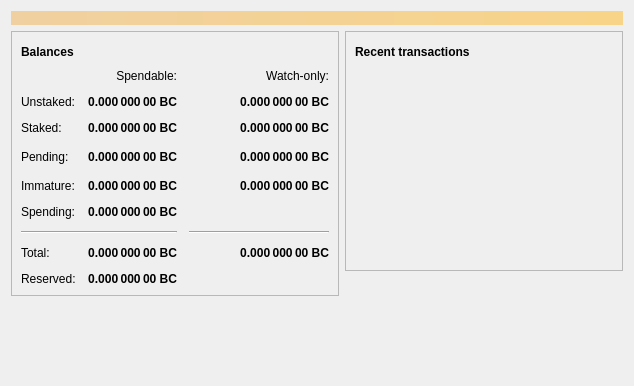
Old version of the form src/qt/forms/overviewpage.ui in the repository Bitcoin-Confidential/BitcoinC-Core.
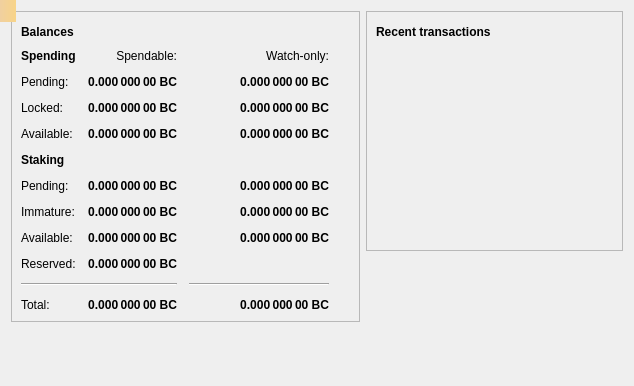
New version of the form. Icons and pictures are not drawn.

Commit message: qt/rpc: Improved balance handling

```diff
--- a/src/qt/forms/overviewpage.ui
+++ b/src/qt/forms/overviewpage.ui
@@ -13,40 +13,19 @@
   <property name="windowTitle">
    <string>Form</string>
   </property>
-  <layout class="QVBoxLayout" name="topLayout">
+  <layout class="QHBoxLayout" name="horizontalLayout_3">
    <item>
-    <widget class="QLabel" name="labelAlerts">
-     <property name="visible">
-      <bool>false</bool>
-     </property>
-     <property name="styleSheet">
-      <string notr="true">QLabel { background-color: qlineargradient(x1: 0, y1: 0, x2: 1, y2: 0, stop:0 #F0D0A0, stop:1 #F8D488); color:#000000; }</string>
-     </property>
-     <property name="wordWrap">
-      <bool>true</bool>
-     </property>
-     <property name="margin">
-      <number>3</number>
-     </property>
-     <property name="textInteractionFlags">
-      <set>Qt::TextSelectableByMouse</set>
-     </property>
-    </widget>
-   </item>
-   <item>
-    <layout class="QHBoxLayout" name="horizontalLayout" stretch="1,1">
-     <item>
-      <layout class="QVBoxLayout" name="verticalLayout_2">
-       <item>
-        <widget class="QFrame" name="frame">
-         <property name="frameShape">
-          <enum>QFrame::StyledPanel</enum>
-         </property>
-         <property name="frameShadow">
-          <enum>QFrame::Raised</enum>
-         </property>
          <layout class="QVBoxLayout" name="verticalLayout_4">
           <item>
+      <widget class="QFrame" name="frame">
+       <property name="frameShape">
+        <enum>QFrame::StyledPanel</enum>
+       </property>
+       <property name="frameShadow">
+        <enum>QFrame::Raised</enum>
+       </property>
+       <layout class="QVBoxLayout" name="verticalLayout_2">
+        <item>
            <layout class="QHBoxLayout" name="horizontalLayout_4">
             <item>
              <widget class="QLabel" name="label_5">
@@ -110,98 +89,12 @@
            </layout>
           </item>
           <item>
+         <layout class="QHBoxLayout" name="horizontalLayout">
+          <item>
            <layout class="QGridLayout" name="gridLayout">
             <property name="spacing">
              <number>12</number>
             </property>
-            <item row="2" column="1">
-             <widget class="QLabel" name="labelStaked">
-              <property name="font">
-               <font>
-                <weight>75</weight>
-                <bold>true</bold>
-               </font>
-              </property>
-              <property name="cursor">
-               <cursorShape>IBeamCursor</cursorShape>
-              </property>
-              <property name="toolTip">
-               <string>Your current staked balance</string>
-              </property>
-              <property name="text">
-               <string notr="true">0.000 000 00 BC</string>
-              </property>
-              <property name="alignment">
-               <set>Qt::AlignRight|Qt::AlignTrailing|Qt::AlignVCenter</set>
-              </property>
-              <property name="textInteractionFlags">
-               <set>Qt::LinksAccessibleByMouse|Qt::TextSelectableByKeyboard|Qt::TextSelectableByMouse</set>
-              </property>
-             </widget>
-            </item>
-            <item row="2" column="2">
-             <widget class="QLabel" name="labelWatchStaked">
-              <property name="font">
-               <font>
-                <weight>75</weight>
-                <bold>true</bold>
-               </font>
-              </property>
-              <property name="cursor">
-               <cursorShape>IBeamCursor</cursorShape>
-              </property>
-              <property name="toolTip">
-               <string>Your current watch-only staked balance</string>
-              </property>
-              <property name="text">
-               <string notr="true">0.000 000 00 BC</string>
-              </property>
-              <property name="alignment">
-               <set>Qt::AlignRight|Qt::AlignTrailing|Qt::AlignVCenter</set>
-              </property>
-              <property name="textInteractionFlags">
-               <set>Qt::LinksAccessibleByMouse|Qt::TextSelectableByKeyboard|Qt::TextSelectableByMouse</set>
-              </property>
-             </widget>
-            </item>
-            <item row="4" column="2">
-             <widget class="QLabel" name="labelWatchImmature">
-              <property name="font">
-               <font>
-                <weight>75</weight>
-                <bold>true</bold>
-               </font>
-              </property>
-              <property name="cursor">
-               <cursorShape>IBeamCursor</cursorShape>
-              </property>
-              <property name="toolTip">
-               <string>Mined balance in watch-only addresses that has not yet matured</string>
-              </property>
-              <property name="text">
-               <string notr="true">0.000 000 00 BC</string>
-              </property>
-              <property name="alignment">
-               <set>Qt::AlignRight|Qt::AlignTrailing|Qt::AlignVCenter</set>
-              </property>
-              <property name="textInteractionFlags">
-               <set>Qt::LinksAccessibleByMouse|Qt::TextSelectableByKeyboard|Qt::TextSelectableByMouse</set>
-              </property>
-             </widget>
-            </item>
-            <item row="3" column="3">
-             <spacer name="horizontalSpacer_2">
-              <property name="orientation">
-               <enum>Qt::Horizontal</enum>
-              </property>
-              <property name="sizeHint" stdset="0">
-               <size>
-                <width>40</width>
-                <height>20</height>
-               </size>
-              </property>
-             </spacer>
-            </item>
             <item row="4" column="1">
              <widget class="QLabel" name="labelImmature">
               <property name="font">
@@ -227,14 +120,34 @@
               </property>
              </widget>
             </item>
-            <item row="3" column="2">
-             <widget class="QLabel" name="labelWatchPending">
+            <item row="0" column="0">
+             <widget class="QLabel" name="label_6">
               <property name="font">
                <font>
                 <weight>75</weight>
                 <bold>true</bold>
                </font>
               </property>
+              <property name="text">
+               <string>Spending</string>
+              </property>
+             </widget>
+            </item>
+            <item row="15" column="0">
+             <widget class="QLabel" name="labelTotalText">
+              <property name="text">
+               <string>Total:</string>
+              </property>
+             </widget>
+            </item>
+            <item row="12" column="1">
+             <widget class="QLabel" name="labelReserved">
+              <property name="font">
+               <font>
+                <weight>75</weight>
+                <bold>true</bold>
+               </font>
+              </property>
               <property name="cursor">
                <cursorShape>IBeamCursor</cursorShape>
               </property>
@@ -252,8 +165,18 @@
               </property>
              </widget>
             </item>
-            <item row="3" column="1">
-             <widget class="QLabel" name="labelUnconfirmed">
+            <item row="0" column="2">
+             <widget class="QLabel" name="labelWatchonly">
+              <property name="text">
+               <string>Watch-only:</string>
+              </property>
+              <property name="alignment">
+               <set>Qt::AlignRight|Qt::AlignTrailing|Qt::AlignVCenter</set>
+              </property>
+             </widget>
+            </item>
+            <item row="15" column="1">
+             <widget class="QLabel" name="labelTotal">
               <property name="font">
                <font>
                 <weight>75</weight>
@@ -277,14 +200,7 @@
               </property>
              </widget>
             </item>
-            <item row="2" column="0">
-             <widget class="QLabel" name="labelStakedText">
-              <property name="text">
-               <string>Staked:</string>
-              </property>
-             </widget>
-            </item>
-            <item row="7" column="2">
+            <item row="14" column="2">
              <widget class="Line" name="lineWatchBalance">
               <property name="sizePolicy">
                <sizepolicy hsizetype="Preferred" vsizetype="Fixed">
@@ -303,7 +219,7 @@
               </property>
              </widget>
             </item>
-            <item row="8" column="2">
+            <item row="15" column="2">
              <widget class="QLabel" name="labelWatchTotal">
               <property name="font">
                <font>
@@ -328,101 +244,13 @@
               </property>
              </widget>
             </item>
-            <item row="8" column="0">
-             <widget class="QLabel" name="labelTotalText">
-              <property name="text">
-               <string>Total:</string>
-              </property>
-             </widget>
-            </item>
-            <item row="8" column="1">
-             <widget class="QLabel" name="labelTotal">
-              <property name="font">
-               <font>
-                <weight>75</weight>
-                <bold>true</bold>
-               </font>
-              </property>
-              <property name="cursor">
-               <cursorShape>IBeamCursor</cursorShape>
-              </property>
-              <property name="toolTip">
-               <string>Your current total balance</string>
-              </property>
-              <property name="text">
-               <string notr="true">0.000 000 00 BC</string>
-              </property>
-              <property name="alignment">
-               <set>Qt::AlignRight|Qt::AlignTrailing|Qt::AlignVCenter</set>
-              </property>
-              <property name="textInteractionFlags">
-               <set>Qt::LinksAccessibleByMouse|Qt::TextSelectableByKeyboard|Qt::TextSelectableByMouse</set>
-              </property>
-             </widget>
-            </item>
-            <item row="0" column="2">
-             <widget class="QLabel" name="labelWatchonly">
-              <property name="text">
-               <string>Watch-only:</string>
-              </property>
-              <property name="alignment">
-               <set>Qt::AlignRight|Qt::AlignTrailing|Qt::AlignVCenter</set>
-              </property>
-             </widget>
-            </item>
-            <item row="7" column="0" colspan="2">
+            <item row="14" column="0" colspan="2">
              <widget class="Line" name="line">
               <property name="orientation">
                <enum>Qt::Horizontal</enum>
               </property>
              </widget>
             </item>
-            <item row="1" column="0">
-             <widget class="QLabel" name="labelBalanceText">
-              <property name="text">
-               <string>Unstaked:</string>
-              </property>
-             </widget>
-            </item>
-            <item row="4" column="0">
-             <widget class="QLabel" name="labelImmatureText">
-              <property name="text">
-               <string>Immature:</string>
-              </property>
-             </widget>
-            </item>
-            <item row="1" column="2">
-             <widget class="QLabel" name="labelWatchAvailable">
-              <property name="font">
-               <font>
-                <weight>75</weight>
-                <bold>true</bold>
-               </font>
-              </property>
-              <property name="cursor">
-               <cursorShape>IBeamCursor</cursorShape>
-              </property>
-              <property name="toolTip">
-               <string>Your current balance in watch-only addresses</string>
-              </property>
-              <property name="text">
-               <string notr="true">0.000 000 00 BC</string>
-              </property>
-              <property name="alignment">
-               <set>Qt::AlignRight|Qt::AlignTrailing|Qt::AlignVCenter</set>
-              </property>
-              <property name="textInteractionFlags">
-               <set>Qt::LinksAccessibleByMouse|Qt::TextSelectableByKeyboard|Qt::TextSelectableByMouse</set>
-              </property>
-             </widget>
-            </item>
-            <item row="3" column="0">
-             <widget class="QLabel" name="labelPendingText">
-              <property name="text">
-               <string>Pending:</string>
-              </property>
-             </widget>
-            </item>
             <item row="0" column="1">
              <widget class="QLabel" name="labelSpendable">
               <property name="text">
@@ -433,13 +261,6 @@
               </property>
              </widget>
             </item>
-            <item row="6" column="0">
-             <widget class="QLabel" name="labelAnonText">
-              <property name="text">
-               <string>Spending:</string>
-              </property>
-             </widget>
-            </item>
             <item row="6" column="1">
              <widget class="QLabel" name="labelAnonBalance">
               <property name="font">
@@ -465,8 +286,22 @@
               </property>
              </widget>
             </item>
-            <item row="1" column="1">
-             <widget class="QLabel" name="labelBalance">
+            <item row="6" column="0">
+             <widget class="QLabel" name="labelAnonText">
+              <property name="text">
+               <string>Available:</string>
+              </property>
+             </widget>
+            </item>
+            <item row="3" column="0">
+             <widget class="QLabel" name="labelUnconfirmedSpendingText">
+              <property name="text">
+               <string>Pending:</string>
+              </property>
+             </widget>
+            </item>
+            <item row="3" column="1">
+             <widget class="QLabel" name="labelUnconfirmedSpending">
               <property name="font">
                <font>
                 <weight>75</weight>
@@ -490,15 +325,156 @@
               </property>
              </widget>
             </item>
-            <item row="9" column="0">
+            <item row="12" column="0">
              <widget class="QLabel" name="labelReservedText">
               <property name="text">
                <string>Reserved:</string>
               </property>
              </widget>
             </item>
+            <item row="10" column="2">
+             <widget class="QLabel" name="labelWatchStaking">
+              <property name="font">
+               <font>
+                <weight>75</weight>
+                <bold>true</bold>
+               </font>
+              </property>
+              <property name="cursor">
+               <cursorShape>IBeamCursor</cursorShape>
+              </property>
+              <property name="toolTip">
+               <string>Your current balance in watch-only addresses</string>
+              </property>
+              <property name="text">
+               <string notr="true">0.000 000 00 BC</string>
+              </property>
+              <property name="alignment">
+               <set>Qt::AlignRight|Qt::AlignTrailing|Qt::AlignVCenter</set>
+              </property>
+              <property name="textInteractionFlags">
+               <set>Qt::LinksAccessibleByMouse|Qt::TextSelectableByKeyboard|Qt::TextSelectableByMouse</set>
+              </property>
+             </widget>
+            </item>
+            <item row="10" column="0">
+             <widget class="QLabel" name="labelBalanceText">
+              <property name="text">
+               <string>Available:</string>
+              </property>
+             </widget>
+            </item>
+            <item row="8" column="1">
+             <widget class="QLabel" name="labelUnconfirmedStaking">
+              <property name="font">
+               <font>
+                <weight>75</weight>
+                <bold>true</bold>
+               </font>
+              </property>
+              <property name="cursor">
+               <cursorShape>IBeamCursor</cursorShape>
+              </property>
+              <property name="toolTip">
+               <string>Total of transactions that have yet to be confirmed, and do not yet count toward the spendable balance</string>
+              </property>
+              <property name="text">
+               <string notr="true">0.000 000 00 BC</string>
+              </property>
+              <property name="alignment">
+               <set>Qt::AlignRight|Qt::AlignTrailing|Qt::AlignVCenter</set>
+              </property>
+              <property name="textInteractionFlags">
+               <set>Qt::LinksAccessibleByMouse|Qt::TextSelectableByKeyboard|Qt::TextSelectableByMouse</set>
+              </property>
+             </widget>
+            </item>
+            <item row="7" column="0">
+             <widget class="QLabel" name="label_7">
+              <property name="font">
+               <font>
+                <weight>75</weight>
+                <bold>true</bold>
+               </font>
+              </property>
+              <property name="text">
+               <string>Staking</string>
+              </property>
+             </widget>
+            </item>
+            <item row="8" column="0">
+             <widget class="QLabel" name="labelUnconfirmedStakingText">
+              <property name="text">
+               <string>Pending:</string>
+              </property>
+             </widget>
+            </item>
+            <item row="8" column="2">
+             <widget class="QLabel" name="labelWatchUnconfirmedStaking">
+              <property name="font">
+               <font>
+                <weight>75</weight>
+                <bold>true</bold>
+               </font>
+              </property>
+              <property name="cursor">
+               <cursorShape>IBeamCursor</cursorShape>
+              </property>
+              <property name="toolTip">
+               <string>Unconfirmed transactions to watch-only addresses</string>
+              </property>
+              <property name="text">
+               <string notr="true">0.000 000 00 BC</string>
+              </property>
+              <property name="alignment">
+               <set>Qt::AlignRight|Qt::AlignTrailing|Qt::AlignVCenter</set>
+              </property>
+              <property name="textInteractionFlags">
+               <set>Qt::LinksAccessibleByMouse|Qt::TextSelectableByKeyboard|Qt::TextSelectableByMouse</set>
+              </property>
+             </widget>
+            </item>
+            <item row="4" column="0">
+             <widget class="QLabel" name="labelLockedSpendingText">
+              <property name="text">
+               <string>Locked:</string>
+              </property>
+             </widget>
+            </item>
+            <item row="9" column="0">
+             <widget class="QLabel" name="labelLockedStakingText">
+              <property name="text">
+               <string>Immature:</string>
+              </property>
+             </widget>
+            </item>
+            <item row="10" column="1">
+             <widget class="QLabel" name="labelStaking">
+              <property name="font">
+               <font>
+                <weight>75</weight>
+                <bold>true</bold>
+               </font>
+              </property>
+              <property name="cursor">
+               <cursorShape>IBeamCursor</cursorShape>
+              </property>
+              <property name="toolTip">
+               <string>Your current spendable balance</string>
+              </property>
+              <property name="text">
+               <string notr="true">0.000 000 00 BC</string>
+              </property>
+              <property name="alignment">
+               <set>Qt::AlignRight|Qt::AlignTrailing|Qt::AlignVCenter</set>
+              </property>
+              <property name="textInteractionFlags">
+               <set>Qt::LinksAccessibleByMouse|Qt::TextSelectableByKeyboard|Qt::TextSelectableByMouse</set>
+              </property>
+             </widget>
+            </item>
             <item row="9" column="1">
-             <widget class="QLabel" name="labelReserved">
+             <widget class="QLabel" name="labelLockedStaking">
               <property name="font">
                <font>
                 <weight>75</weight>
@@ -521,6 +497,124 @@
                <set>Qt::LinksAccessibleByMouse|Qt::TextSelectableByKeyboard|Qt::TextSelectableByMouse</set>
               </property>
              </widget>
+            </item>
+            <item row="9" column="2">
+             <widget class="QLabel" name="labelWatchLockedStaking">
+              <property name="font">
+               <font>
+                <weight>75</weight>
+                <bold>true</bold>
+               </font>
+              </property>
+              <property name="cursor">
+               <cursorShape>IBeamCursor</cursorShape>
+              </property>
+              <property name="toolTip">
+               <string>Your current watch-only staked balance</string>
+              </property>
+              <property name="text">
+               <string notr="true">0.000 000 00 BC</string>
+              </property>
+              <property name="alignment">
+               <set>Qt::AlignRight|Qt::AlignTrailing|Qt::AlignVCenter</set>
+              </property>
+              <property name="textInteractionFlags">
+               <set>Qt::LinksAccessibleByMouse|Qt::TextSelectableByKeyboard|Qt::TextSelectableByMouse</set>
+              </property>
+             </widget>
+            </item>
+            <item row="3" column="2">
+             <widget class="QLabel" name="labelWatchUnconfirmedSpending">
+              <property name="font">
+               <font>
+                <weight>75</weight>
+                <bold>true</bold>
+               </font>
+              </property>
+              <property name="cursor">
+               <cursorShape>IBeamCursor</cursorShape>
+              </property>
+              <property name="toolTip">
+               <string>Unconfirmed transactions to watch-only addresses</string>
+              </property>
+              <property name="text">
+               <string notr="true">0.000 000 00 BC</string>
+              </property>
+              <property name="alignment">
+               <set>Qt::AlignRight|Qt::AlignTrailing|Qt::AlignVCenter</set>
+              </property>
+              <property name="textInteractionFlags">
+               <set>Qt::LinksAccessibleByMouse|Qt::TextSelectableByKeyboard|Qt::TextSelectableByMouse</set>
+              </property>
+             </widget>
+            </item>
+            <item row="4" column="2">
+             <widget class="QLabel" name="labelWatchLockedSpending">
+              <property name="font">
+               <font>
+                <weight>75</weight>
+                <bold>true</bold>
+               </font>
+              </property>
+              <property name="cursor">
+               <cursorShape>IBeamCursor</cursorShape>
+              </property>
+              <property name="toolTip">
+               <string>Mined balance in watch-only addresses that has not yet matured</string>
+              </property>
+              <property name="text">
+               <string notr="true">0.000 000 00 BC</string>
+              </property>
+              <property name="alignment">
+               <set>Qt::AlignRight|Qt::AlignTrailing|Qt::AlignVCenter</set>
+              </property>
+              <property name="textInteractionFlags">
+               <set>Qt::LinksAccessibleByMouse|Qt::TextSelectableByKeyboard|Qt::TextSelectableByMouse</set>
+              </property>
+             </widget>
+            </item>
+            <item row="6" column="2">
+             <widget class="QLabel" name="labelWatchSpending">
+              <property name="font">
+               <font>
+                <weight>75</weight>
+                <bold>true</bold>
+               </font>
+              </property>
+              <property name="cursor">
+               <cursorShape>IBeamCursor</cursorShape>
+              </property>
+              <property name="toolTip">
+               <string>Mined balance in watch-only addresses that has not yet matured</string>
+              </property>
+              <property name="text">
+               <string notr="true">0.000 000 00 BC</string>
+              </property>
+              <property name="alignment">
+               <set>Qt::AlignRight|Qt::AlignTrailing|Qt::AlignVCenter</set>
+              </property>
+              <property name="textInteractionFlags">
+               <set>Qt::LinksAccessibleByMouse|Qt::TextSelectableByKeyboard|Qt::TextSelectableByMouse</set>
+              </property>
+             </widget>
+            </item>
+           </layout>
+          </item>
+          <item>
+           <spacer name="horizontalSpacer_2">
+            <property name="orientation">
+             <enum>Qt::Horizontal</enum>
+            </property>
+            <property name="sizeType">
+             <enum>QSizePolicy::Expanding</enum>
+            </property>
+            <property name="sizeHint" stdset="0">
+             <size>
+              <width>40</width>
+              <height>20</height>
+             </size>
+            </property>
+           </spacer>
             </item>
            </layout>
           </item>
@@ -534,8 +628,8 @@
          </property>
          <property name="sizeHint" stdset="0">
           <size>
-           <width>20</width>
-           <height>40</height>
+         <width>201</width>
+         <height>365</height>
           </size>
          </property>
         </spacer>
@@ -654,9 +748,34 @@
       </layout>
      </item>
     </layout>
-   </item>
-  </layout>
- </widget>
- <resources/>
+  <widget class="QLabel" name="labelAlerts">
+   <property name="geometry">
+    <rect>
+     <x>0</x>
+     <y>0</y>
+     <width>16</width>
+     <height>22</height>
+    </rect>
+   </property>
+   <property name="visible">
+    <bool>false</bool>
+   </property>
+   <property name="styleSheet">
+    <string notr="true">QLabel { background-color: qlineargradient(x1: 0, y1: 0, x2: 1, y2: 0, stop:0 #F0D0A0, stop:1 #F8D488); color:#000000; }</string>
+   </property>
+   <property name="wordWrap">
+    <bool>true</bool>
+   </property>
+   <property name="margin">
+    <number>3</number>
+   </property>
+   <property name="textInteractionFlags">
+    <set>Qt::TextSelectableByMouse</set>
+   </property>
+  </widget>
+ </widget>
+ <resources>
+  <include location="../bitcoin.qrc"/>
+ </resources>
  <connections/>
 </ui>
```
Left out of the diff: 16 changed lines with no effect on the pictures. Lines whose indentation alone changed are shown as unchanged. The commit also changes 8 other files.
